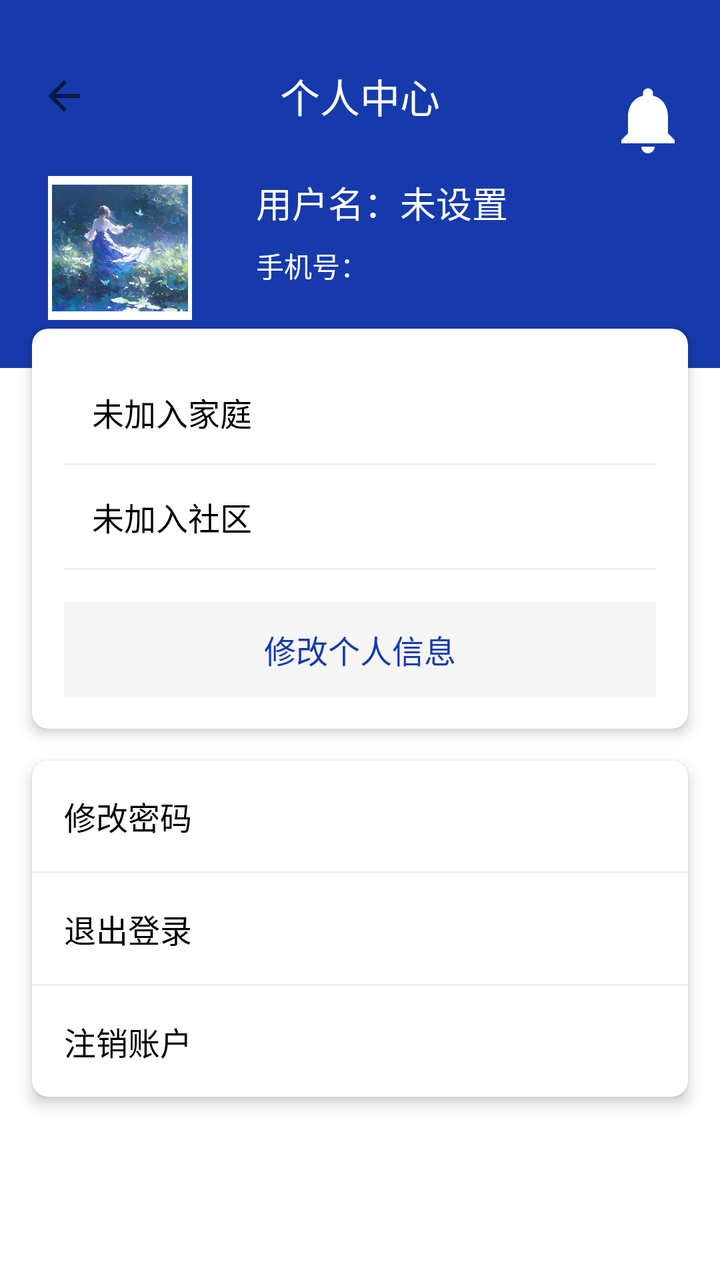
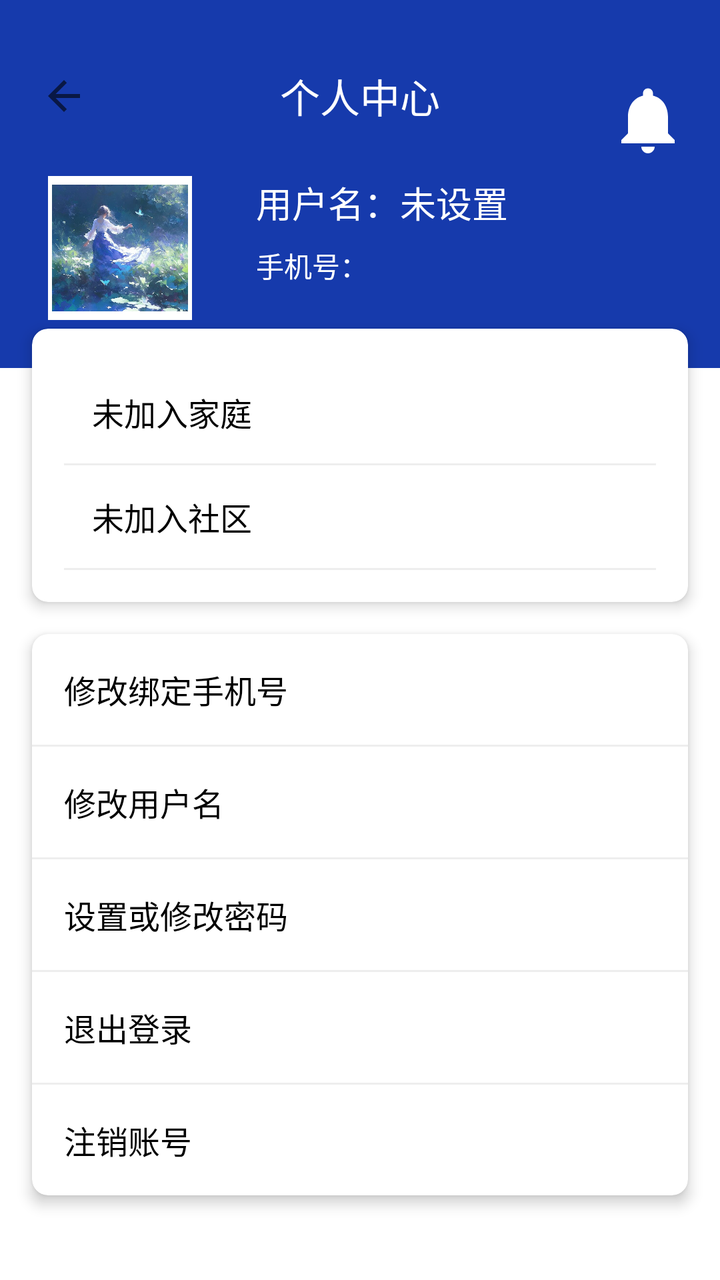

Two renders of the same Android screen: before a commit and after it. Below are the layout's source before the change and the commit's diff.
<!-- AndroidManifest.xml: application theme Theme.Shiwujie -->
<!-- res/layout/fragment_profile.xml -->
<?xml version="1.0" encoding="utf-8"?>
<ScrollView xmlns:android="http://schemas.android.com/apk/res/android"
    xmlns:app="http://schemas.android.com/apk/res-auto"
    android:layout_width="match_parent"
    android:layout_height="match_parent"
    android:fillViewport="true">

    <androidx.constraintlayout.widget.ConstraintLayout
        android:layout_width="match_parent"
        android:layout_height="wrap_content">

        
        <View
            android:id="@+id/statusBarSpacer"
            android:layout_width="match_parent"
            android:layout_height="24dp"
             android:background="#163AAC"
            app:layout_constraintTop_toTopOf="parent" />

        
        <androidx.constraintlayout.widget.ConstraintLayout
            android:id="@+id/layoutUserInfo"
            android:layout_width="match_parent"
            android:layout_height="0dp"
            android:background="#163AAC"
            android:minHeight="200dp"
            app:layout_constraintHeight_percent="0.25"
            app:layout_constraintTop_toBottomOf="@id/statusBarSpacer">

            
            <LinearLayout
                android:id="@+id/titleRow"
                android:layout_width="match_parent"
                android:layout_height="wrap_content"
                android:gravity="center_vertical"
                android:orientation="horizontal"
                app:layout_constraintLeft_toLeftOf="parent"
                app:layout_constraintRight_toRightOf="parent"
                app:layout_constraintTop_toTopOf="parent">

                <ImageButton
                    android:id="@+id/btn_back"
                    android:layout_width="48dp"
                    android:layout_height="48dp"
                    android:layout_marginStart="8dp"
                    android:background="?attr/selectableItemBackgroundBorderless"
                    android:contentDescription="返回按钮，点击回到AI主页"
                    android:src="@drawable/ic_back_arrow" />

                <TextView
                    android:id="@+id/tvTitle"
                    android:layout_width="0dp"
                    android:layout_height="wrap_content"
                    android:layout_weight="1"
                    android:gravity="center"
                    android:paddingEnd="56dp"
                    android:text="个人中心"
                    android:textColor="@android:color/white"
                    android:textSize="20sp" />
            </LinearLayout>

            
            <ImageView
                android:id="@+id/ivAvatar"
                android:layout_width="0dp"
                android:layout_height="0dp"
                android:layout_marginStart="24dp"
                android:layout_marginTop="16dp"
                android:layout_marginEnd="16dp"
                android:background="@android:color/white"
                android:padding="2dp"
                android:src="@drawable/touxiang"
                app:layout_constraintDimensionRatio="1:1"
                app:layout_constraintLeft_toLeftOf="parent"
                app:layout_constraintRight_toLeftOf="@id/userInfoContainer"
                app:layout_constraintTop_toBottomOf="@id/titleRow"
                app:layout_constraintWidth_percent="0.2" />

            
            <LinearLayout
                android:id="@+id/userInfoContainer"
                android:layout_width="0dp"
                android:layout_height="wrap_content"
                android:layout_marginStart="16dp"
                android:layout_marginEnd="16dp"
                android:orientation="vertical"
                app:layout_constraintLeft_toRightOf="@id/ivAvatar"
                app:layout_constraintRight_toLeftOf="@id/ivBrainIcon"
                app:layout_constraintTop_toTopOf="@id/ivAvatar">

                
                <TextView
                    android:id="@+id/tvUsername"
                    android:layout_width="match_parent"
                    android:layout_height="wrap_content"
                    android:text="用户名：未设置"
                    android:textColor="@android:color/white"
                    android:textSize="18sp" />

                
                <TextView
                    android:id="@+id/tvAccount"
                    android:layout_width="match_parent"
                    android:layout_height="wrap_content"
                    android:layout_marginTop="8dp"
                    android:text="手机号："
                    android:textColor="@android:color/white"
                    android:textSize="14sp" />

            </LinearLayout>

            
            <ImageView
                android:id="@+id/ivBrainIcon"
                android:layout_width="40dp"
                android:layout_height="40dp"
                android:layout_margin="16dp"
                android:src="@drawable/ic_notifications_black_24dp"
                android:tint="@android:color/white"
                app:layout_constraintRight_toRightOf="parent"
                app:layout_constraintTop_toTopOf="parent" />

        </androidx.constraintlayout.widget.ConstraintLayout>

        
        <androidx.cardview.widget.CardView
            android:id="@+id/cardInfo"
            android:layout_width="match_parent"
            android:layout_height="wrap_content"
            android:layout_marginHorizontal="16dp"
            android:layout_marginTop="-20dp"
            app:cardCornerRadius="8dp"
            app:cardElevation="4dp"
            app:layout_constraintTop_toBottomOf="@id/layoutUserInfo">

            <LinearLayout
                android:layout_width="match_parent"
                android:layout_height="wrap_content"
                android:orientation="vertical"
                android:padding="16dp">

                
                <TextView
                    android:id="@+id/btnFamily"
                    android:layout_width="match_parent"
                    android:layout_height="wrap_content"
                    android:background="?android:attr/selectableItemBackground"
                    android:contentDescription="家庭状态，点按进入家庭页面"
                    android:padding="14dp"
                    android:text="未加入家庭"
                    android:textColor="@android:color/black"
                    android:textSize="16sp" />

                <View
                    android:layout_width="match_parent"
                    android:layout_height="1dp"
                    android:background="#EEEEEE" />

                
                <TextView
                    android:id="@+id/tvCommunityStatus"
                    android:layout_width="match_parent"
                    android:layout_height="wrap_content"
                    android:background="?android:attr/selectableItemBackground"
                    android:contentDescription="社区状态，点按进入社区页面"
                    android:padding="14dp"
                    android:text="未加入社区"
                    android:textColor="@android:color/black"
                    android:textSize="16sp" />

                <View
                    android:layout_width="match_parent"
                    android:layout_height="1dp"
                    android:background="#EEEEEE" />

                
                <TextView
                    android:id="@+id/tvAuthStatus"
                    android:layout_width="match_parent"
                    android:layout_height="wrap_content"
                    android:text="身份已认证"
                    android:textColor="@android:color/black"
                    android:textSize="16sp"
                    android:visibility="gone" />

                
                <TextView
                    android:id="@+id/btnEditInfo"
                    android:layout_width="match_parent"
                    android:layout_height="wrap_content"
                    android:layout_marginTop="16dp"
                    android:background="#F5F5F5"
                    android:gravity="center"
                    android:padding="12dp"
                    android:text="修改个人信息"
                    android:textColor="#163AAC"
                    android:textSize="16sp" />

            </LinearLayout>

        </androidx.cardview.widget.CardView>

        
        <androidx.cardview.widget.CardView
            android:layout_width="match_parent"
            android:layout_height="wrap_content"
            android:layout_marginHorizontal="16dp"
            android:layout_marginTop="16dp"
            android:layout_marginBottom="16dp"
            app:cardCornerRadius="8dp"
            app:cardElevation="4dp"
            app:layout_constraintTop_toBottomOf="@id/cardInfo">

            <LinearLayout
                android:layout_width="match_parent"
                android:layout_height="wrap_content"
                android:orientation="vertical">

                
                <TextView
                    android:id="@+id/btnChangePassword"
                    android:layout_width="match_parent"
                    android:layout_height="wrap_content"
                    android:background="?android:attr/selectableItemBackground"
                    android:padding="16dp"
                    android:text="修改密码"
                    android:textColor="@android:color/black"
                    android:textSize="16sp" />

                <View
                    android:layout_width="match_parent"
                    android:layout_height="1dp"
                    android:background="#EEEEEE" />

                
                <TextView
                    android:id="@+id/btnLogout"
                    android:layout_width="match_parent"
                    android:layout_height="wrap_content"
                    android:background="?android:attr/selectableItemBackground"
                    android:padding="16dp"
                    android:text="退出登录"
                    android:textColor="@android:color/black"
                    android:textSize="16sp" />

                <View
                    android:layout_width="match_parent"
                    android:layout_height="1dp"
                    android:background="#EEEEEE" />

                
                <TextView
                    android:id="@+id/btnDeleteAccount"
                    android:layout_width="match_parent"
                    android:layout_height="wrap_content"
                    android:background="?android:attr/selectableItemBackground"
                    android:padding="16dp"
                    android:text="注销账户"
                    android:textColor="@android:color/black"
                    android:textSize="16sp" />

            </LinearLayout>

        </androidx.cardview.widget.CardView>

    </androidx.constraintlayout.widget.ConstraintLayout>

</ScrollView>
<!-- resources referenced by this layout -->
<resources>
  <!-- drawable ic_back_arrow (drawable) -->
  <?xml version="1.0" encoding="utf-8"?>
  <vector xmlns:android="http://schemas.android.com/apk/res/android"
      android:width="24dp"
      android:height="24dp"
      android:viewportWidth="24"
      android:viewportHeight="24"
      android:tint="?attr/colorControlNormal">
      <path
          android:fillColor="@android:color/white"
          android:pathData="M20,11H7.83l5.59,-5.59L12,4l-8,8 8,8 1.41,-1.41L7.83,13H20v-2z"/>
  </vector>
  <!-- drawable ic_notifications_black_24dp (drawable) -->
  <vector xmlns:android="http://schemas.android.com/apk/res/android"
      android:width="24dp"
      android:height="24dp"
      android:viewportWidth="24.0"
      android:viewportHeight="24.0">
      <path
          android:fillColor="#FF000000"
          android:pathData="M12,22c1.1,0 2,-0.9 2,-2h-4c0,1.1 0.89,2 2,2zM18,16v-5c0,-3.07 -1.64,-5.64 -4.5,-6.32L13.5,4c0,-0.83 -0.67,-1.5 -1.5,-1.5s-1.5,0.67 -1.5,1.5v0.68C7.63,5.36 6,7.92 6,11v5l-2,2v1h16v-1l-2,-2z" />
  </vector>
  <!-- drawable touxiang: jpg bitmap (drawable, 80153 bytes) -->
  <style name="Theme.Shiwujie" parent="Theme.MaterialComponents.DayNight.NoActionBar">
          <item name="colorPrimary">@color/primary_blue</item>
          <item name="colorPrimaryVariant">@color/primary_blue</item>
          <item name="colorOnPrimary">@color/white</item>
          
          <item name="colorSecondary">@color/primary_blue</item>
          <item name="colorSecondaryVariant">@color/primary_blue</item>
          <item name="colorOnSecondary">@color/black</item>
          
          <item name="android:statusBarColor">?attr/colorPrimaryVariant</item>
      </style>
  <color name="primary_blue">#163AAC</color>
  <color name="white">#FFFFFFFF</color>
  <color name="black">#FF000000</color>
</resources>

<!-- the commit's change to res/layout/fragment_profile.xml (unified diff, before → after) -->
@@ -183,19 +183,6 @@
                     android:textSize="16sp"
                     android:visibility="gone" />
 
-                
-                <TextView
-                    android:id="@+id/btnEditInfo"
-                    android:layout_width="match_parent"
-                    android:layout_height="wrap_content"
-                    android:layout_marginTop="16dp"
-                    android:background="#F5F5F5"
-                    android:gravity="center"
-                    android:padding="12dp"
-                    android:text="修改个人信息"
-                    android:textColor="#163AAC"
-                    android:textSize="16sp" />
-
             </LinearLayout>
 
         </androidx.cardview.widget.CardView>
@@ -218,12 +205,46 @@
 
                 
                 <TextView
+                    android:id="@+id/btnChangePhone"
+                    android:layout_width="match_parent"
+                    android:layout_height="wrap_content"
+                    android:background="?android:attr/selectableItemBackground"
+                    android:contentDescription="修改绑定手机号，点按修改"
+                    android:padding="16dp"
+                    android:text="修改绑定手机号"
+                    android:textColor="@android:color/black"
+                    android:textSize="16sp" />
+
+                <View
+                    android:layout_width="match_parent"
+                    android:layout_height="1dp"
+                    android:background="#EEEEEE" />
+
+                
+                <TextView
+                    android:id="@+id/btnChangeUsername"
+                    android:layout_width="match_parent"
+                    android:layout_height="wrap_content"
+                    android:background="?android:attr/selectableItemBackground"
+                    android:contentDescription="修改用户名，点按修改"
+                    android:padding="16dp"
+                    android:text="修改用户名"
+                    android:textColor="@android:color/black"
+                    android:textSize="16sp" />
+
+                <View
+                    android:layout_width="match_parent"
+                    android:layout_height="1dp"
+                    android:background="#EEEEEE" />
+
+                
+                <TextView
                     android:id="@+id/btnChangePassword"
                     android:layout_width="match_parent"
                     android:layout_height="wrap_content"
                     android:background="?android:attr/selectableItemBackground"
                     android:padding="16dp"
-                    android:text="修改密码"
+                    android:text="设置或修改密码"
                     android:textColor="@android:color/black"
                     android:textSize="16sp" />
 
@@ -255,7 +276,7 @@
                     android:layout_height="wrap_content"
                     android:background="?android:attr/selectableItemBackground"
                     android:padding="16dp"
-                    android:text="注销账户"
+                    android:text="注销账号"
                     android:textColor="@android:color/black"
                     android:textSize="16sp" />
 
